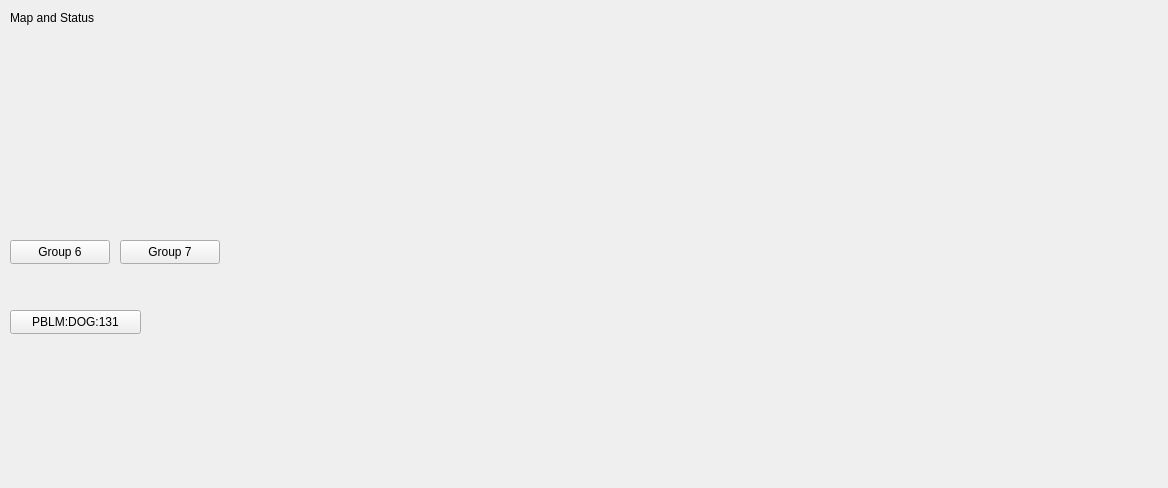
First picture: the form in dog_main.ui, repository ad-build-test/pydm-mps, before the edit.
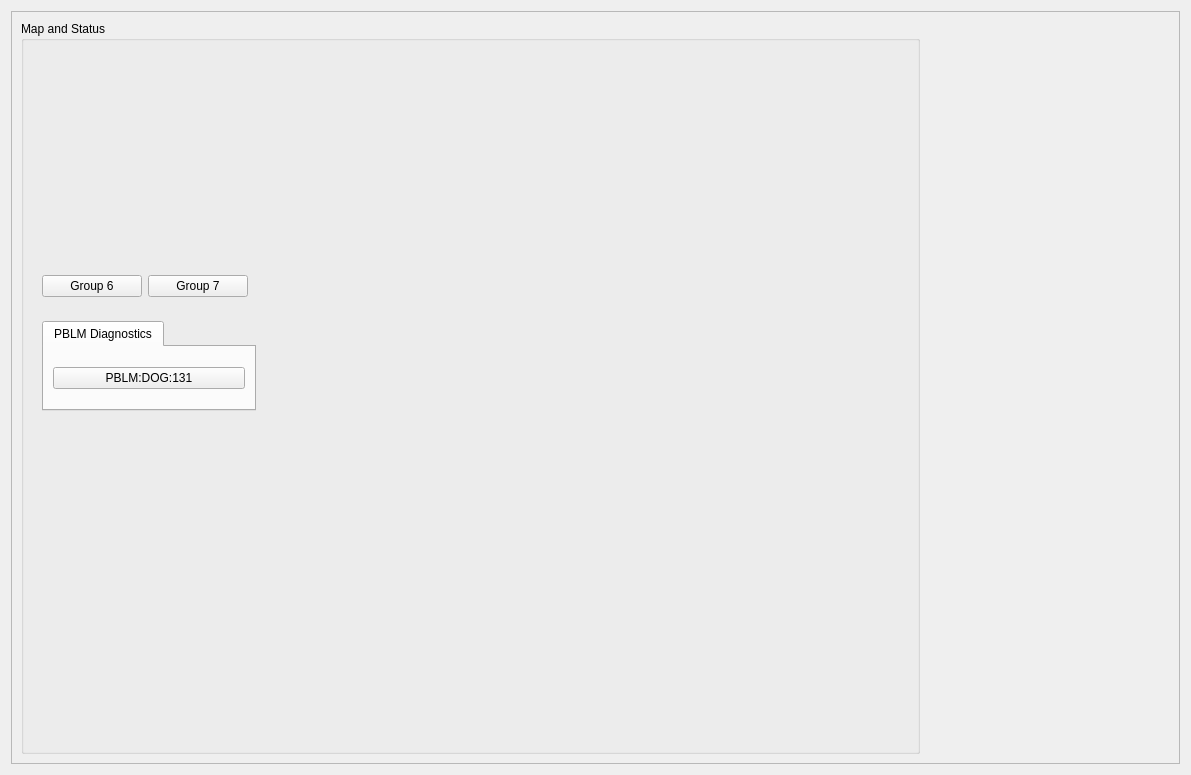
Second picture: the form after the edit. Custom widgets are drawn as their Qt base class.

Commit message: Added layout to make mps logo stay in bottom right corner.

```diff
--- a/dog_main.ui
+++ b/dog_main.ui
@@ -6,34 +6,149 @@
    <rect>
     <x>0</x>
     <y>0</y>
-    <width>1168</width>
-    <height>488</height>
+    <width>1191</width>
+    <height>775</height>
    </rect>
   </property>
   <property name="windowTitle">
    <string>DOG Main</string>
   </property>
-  <widget class="QLabel" name="label_3">
-   <property name="geometry">
-    <rect>
-     <x>10</x>
-     <y>10</y>
-     <width>121</width>
-     <height>16</height>
-    </rect>
-   </property>
-   <property name="text">
+  <layout class="QGridLayout" name="gridLayout_7">
+   <item row="0" column="0">
+    <widget class="QFrame" name="frame">
+     <property name="frameShape">
+      <enum>QFrame::StyledPanel</enum>
+     </property>
+     <property name="frameShadow">
+      <enum>QFrame::Raised</enum>
+     </property>
+     <layout class="QGridLayout" name="gridLayout_6">
+      <item row="0" column="0">
+       <widget class="QGroupBox" name="groupBox">
+        <property name="title">
     <string>Map and Status</string>
    </property>
-  </widget>
+        <layout class="QGridLayout" name="gridLayout_4">
+         <item row="5" column="0">
+          <spacer name="verticalSpacer_2">
+           <property name="orientation">
+            <enum>Qt::Vertical</enum>
+           </property>
+           <property name="sizeHint" stdset="0">
+            <size>
+             <width>20</width>
+             <height>40</height>
+            </size>
+           </property>
+          </spacer>
+         </item>
+         <item row="2" column="0">
+          <widget class="QFrame" name="frame_2">
+           <property name="frameShape">
+            <enum>QFrame::NoFrame</enum>
+           </property>
+           <property name="frameShadow">
+            <enum>QFrame::Raised</enum>
+           </property>
+           <layout class="QGridLayout" name="gridLayout_2">
+            <item row="0" column="3">
+             <spacer name="horizontalSpacer_3">
+              <property name="orientation">
+               <enum>Qt::Horizontal</enum>
+              </property>
+              <property name="sizeHint" stdset="0">
+               <size>
+                <width>40</width>
+                <height>20</height>
+               </size>
+              </property>
+             </spacer>
+            </item>
+            <item row="0" column="2">
+             <spacer name="horizontalSpacer_4">
+              <property name="orientation">
+               <enum>Qt::Horizontal</enum>
+              </property>
+              <property name="sizeHint" stdset="0">
+               <size>
+                <width>40</width>
+                <height>20</height>
+               </size>
+              </property>
+             </spacer>
+            </item>
+            <item row="0" column="0">
+             <widget class="QTabWidget" name="tabWidget">
+              <property name="currentIndex">
+               <number>0</number>
+              </property>
+              <widget class="QWidget" name="tab">
+               <attribute name="title">
+                <string>PBLM Diagnostics</string>
+               </attribute>
+               <layout class="QGridLayout" name="gridLayout">
+                <item row="0" column="0">
+                 <widget class="PyDMEDMDisplayButton" name="PyDMEDMDisplayButton">
+                  <property name="minimumSize">
+                   <size>
+                    <width>150</width>
+                    <height>20</height>
+                   </size>
+                  </property>
+                  <property name="toolTip">
+                   <string/>
+                  </property>
+                  <property name="text">
+                   <string>PBLM:DOG:131</string>
+                  </property>
+                  <property name="filenames" stdset="0">
+                   <stringlist>
+                    <string>$EDM/bcs/bcs_pblm_status.edl</string>
+                   </stringlist>
+                  </property>
+                  <property name="titles" stdset="0">
+                   <stringlist/>
+                  </property>
+                  <property name="showIcon" stdset="0">
+                   <bool>false</bool>
+                  </property>
+                  <property name="macros" stdset="0">
+                   <stringlist>
+                    <string>BLM=PBLM:DOG:131</string>
+                   </stringlist>
+                  </property>
+                  <property name="openInNewWindow" stdset="0">
+                   <bool>true</bool>
+                  </property>
+                 </widget>
+                </item>
+               </layout>
+              </widget>
+             </widget>
+            </item>
+            <item row="0" column="1">
+             <spacer name="horizontalSpacer_5">
+              <property name="orientation">
+               <enum>Qt::Horizontal</enum>
+              </property>
+              <property name="sizeHint" stdset="0">
+               <size>
+                <width>40</width>
+                <height>20</height>
+               </size>
+              </property>
+             </spacer>
+            </item>
+           </layout>
+          </widget>
+         </item>
+         <item row="0" column="0">
   <widget class="PyDMEmbeddedDisplay" name="PyDMEmbeddedDisplay_3">
-   <property name="geometry">
-    <rect>
-     <x>10</x>
-     <y>30</y>
-     <width>881</width>
-     <height>205</height>
-    </rect>
+           <property name="minimumSize">
+            <size>
+             <width>875</width>
+             <height>210</height>
+            </size>
    </property>
    <property name="toolTip">
     <string/>
@@ -42,14 +157,36 @@
     <string>$PHYSICS_TOP/mps_configuration/current/display/areas/mps_dog_link_nodes.ui</string>
    </property>
   </widget>
+         </item>
+         <item row="4" column="0">
+          <spacer name="verticalSpacer_3">
+           <property name="orientation">
+            <enum>Qt::Vertical</enum>
+           </property>
+           <property name="sizeHint" stdset="0">
+            <size>
+             <width>20</width>
+             <height>40</height>
+            </size>
+           </property>
+          </spacer>
+         </item>
+         <item row="1" column="0">
+          <widget class="QFrame" name="frame_3">
+           <property name="frameShape">
+            <enum>QFrame::NoFrame</enum>
+           </property>
+           <property name="frameShadow">
+            <enum>QFrame::Raised</enum>
+           </property>
+           <layout class="QGridLayout" name="gridLayout_3">
+            <item row="0" column="0">
   <widget class="PyDMRelatedDisplayButton" name="PyDMRelatedDisplayButton_5">
-   <property name="geometry">
-    <rect>
-     <x>10</x>
-     <y>240</y>
+              <property name="minimumSize">
+               <size>
      <width>100</width>
-     <height>24</height>
-    </rect>
+                <height>20</height>
+               </size>
    </property>
    <property name="toolTip">
     <string/>
@@ -69,14 +206,14 @@
     <bool>true</bool>
    </property>
   </widget>
+            </item>
+            <item row="0" column="1">
   <widget class="PyDMRelatedDisplayButton" name="PyDMRelatedDisplayButton_6">
-   <property name="geometry">
-    <rect>
-     <x>120</x>
-     <y>240</y>
+              <property name="minimumSize">
+               <size>
      <width>100</width>
-     <height>24</height>
-    </rect>
+                <height>20</height>
+               </size>
    </property>
    <property name="toolTip">
     <string/>
@@ -96,49 +233,61 @@
     <bool>true</bool>
    </property>
   </widget>
-  <widget class="PyDMEDMDisplayButton" name="PyDMEDMDisplayButton">
-   <property name="geometry">
-    <rect>
-     <x>10</x>
-     <y>310</y>
-     <width>131</width>
-     <height>24</height>
-    </rect>
-   </property>
-   <property name="toolTip">
-    <string/>
-   </property>
-   <property name="text">
-    <string>PBLM:DOG:131</string>
-   </property>
-   <property name="filenames" stdset="0">
-    <stringlist>
-     <string>$EDM/bcs/bcs_pblm_status.edl</string>
-    </stringlist>
-   </property>
-   <property name="titles" stdset="0">
-    <stringlist/>
-   </property>
-   <property name="showIcon" stdset="0">
-    <bool>false</bool>
-   </property>
-   <property name="macros" stdset="0">
-    <stringlist>
-     <string>BLM=PBLM:DOG:131</string>
-    </stringlist>
-   </property>
-   <property name="openInNewWindow" stdset="0">
-    <bool>true</bool>
-   </property>
-  </widget>
+            </item>
+            <item row="0" column="2">
+             <spacer name="horizontalSpacer_2">
+              <property name="orientation">
+               <enum>Qt::Horizontal</enum>
+              </property>
+              <property name="sizeHint" stdset="0">
+               <size>
+                <width>40</width>
+                <height>20</height>
+               </size>
+              </property>
+             </spacer>
+            </item>
+           </layout>
+          </widget>
+         </item>
+         <item row="3" column="0">
+          <spacer name="verticalSpacer_4">
+           <property name="orientation">
+            <enum>Qt::Vertical</enum>
+           </property>
+           <property name="sizeHint" stdset="0">
+            <size>
+             <width>20</width>
+             <height>40</height>
+            </size>
+           </property>
+          </spacer>
+         </item>
+        </layout>
+       </widget>
+      </item>
+      <item row="0" column="2">
+       <widget class="QFrame" name="frame_4">
+        <property name="frameShape">
+         <enum>QFrame::NoFrame</enum>
+        </property>
+        <property name="frameShadow">
+         <enum>QFrame::Raised</enum>
+        </property>
+        <layout class="QGridLayout" name="gridLayout_5">
+         <item row="1" column="0">
   <widget class="PyDMDrawingImage" name="PyDMDrawingImage_2">
-   <property name="geometry">
-    <rect>
-     <x>970</x>
-     <y>400</y>
+           <property name="minimumSize">
+            <size>
      <width>80</width>
      <height>75</height>
-    </rect>
+            </size>
+           </property>
+           <property name="maximumSize">
+            <size>
+             <width>80</width>
+             <height>75</height>
+            </size>
    </property>
    <property name="toolTip">
     <string/>
@@ -159,14 +308,42 @@
     <string>lcls_mps_lockup_stacked_digital.png</string>
    </property>
   </widget>
+         </item>
+         <item row="0" column="0">
+          <spacer name="verticalSpacer">
+           <property name="orientation">
+            <enum>Qt::Vertical</enum>
+           </property>
+           <property name="sizeHint" stdset="0">
+            <size>
+             <width>20</width>
+             <height>40</height>
+            </size>
+           </property>
+          </spacer>
+         </item>
+        </layout>
+       </widget>
+      </item>
+      <item row="0" column="1">
+       <spacer name="horizontalSpacer">
+        <property name="orientation">
+         <enum>Qt::Horizontal</enum>
+        </property>
+        <property name="sizeHint" stdset="0">
+         <size>
+          <width>40</width>
+          <height>20</height>
+         </size>
+        </property>
+       </spacer>
+      </item>
+     </layout>
+    </widget>
+   </item>
+  </layout>
  </widget>
  <customwidgets>
-  <customwidget>
-   <class>PyDMEDMDisplayButton</class>
-   <extends>PyDMRelatedDisplayButton</extends>
-   <header>edmbutton.edm_button</header>
-   <container>1</container>
-  </customwidget>
   <customwidget>
    <class>PyDMRelatedDisplayButton</class>
    <extends>QPushButton</extends>
@@ -182,6 +359,12 @@
    <extends>QWidget</extends>
    <header>pydm.widgets.drawing</header>
   </customwidget>
+  <customwidget>
+   <class>PyDMEDMDisplayButton</class>
+   <extends>PyDMRelatedDisplayButton</extends>
+   <header>edmbutton.edm_button</header>
+   <container>1</container>
+  </customwidget>
  </customwidgets>
  <resources/>
  <connections/>
```
Lines whose indentation alone changed are shown as unchanged. The commit also changes 11 other files.
